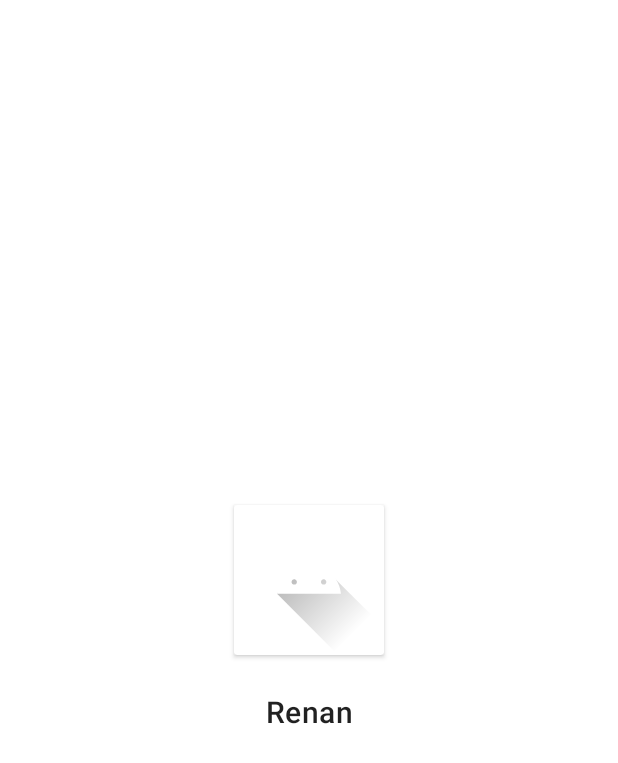
After one commit to Rnnfranca/mais-barato-app, an Android app: the layout header_navigation_drawer.xml on its own in the app's theme, with its tools: preview values and no code run, on a phone screen of 412 x 824 dp. The commit adds this screen. Shown: the top 763 px of the screen. Run offline under Robolectric (Android 15) with nearby library versions, the phone set to English and light mode, and no system bars.

Commit message:
configuração navigation drawer

```diff
--- /dev/null
+++ b/app/src/main/res/drawable/ic_exit.xml
@@ -0,0 +1,5 @@
+<vector android:autoMirrored="true" android:height="24dp"
+    android:tint="#616161" android:viewportHeight="24"
+    android:viewportWidth="24" android:width="24dp" xmlns:android="http://schemas.android.com/apk/res/android">
+    <path android:fillColor="@android:color/white" android:pathData="M10.09,15.59L11.5,17l5,-5 -5,-5 -1.41,1.41L12.67,11H3v2h9.67l-2.58,2.59zM19,3H5c-1.11,0 -2,0.9 -2,2v4h2V5h14v14H5v-4H3v4c0,1.1 0.89,2 2,2h14c1.1,0 2,-0.9 2,-2V5c0,-1.1 -0.9,-2 -2,-2z"/>
+</vector>
--- /dev/null
+++ b/app/src/main/res/drawable/ic_favorite_filled.xml
@@ -0,0 +1,5 @@
+<vector android:height="24dp" android:tint="#616161"
+    android:viewportHeight="24" android:viewportWidth="24"
+    android:width="24dp" xmlns:android="http://schemas.android.com/apk/res/android">
+    <path android:fillColor="@android:color/white" android:pathData="M12,21.35l-1.45,-1.32C5.4,15.36 2,12.28 2,8.5 2,5.42 4.42,3 7.5,3c1.74,0 3.41,0.81 4.5,2.09C13.09,3.81 14.76,3 16.5,3 19.58,3 22,5.42 22,8.5c0,3.78 -3.4,6.86 -8.55,11.54L12,21.35z"/>
+</vector>
--- /dev/null
+++ b/app/src/main/res/drawable/ic_history.xml
@@ -0,0 +1,5 @@
+<vector android:height="24dp" android:tint="#616161"
+    android:viewportHeight="24" android:viewportWidth="24"
+    android:width="24dp" xmlns:android="http://schemas.android.com/apk/res/android">
+    <path android:fillColor="@android:color/white" android:pathData="M13,3c-4.97,0 -9,4.03 -9,9L1,12l3.89,3.89 0.07,0.14L9,12L6,12c0,-3.87 3.13,-7 7,-7s7,3.13 7,7 -3.13,7 -7,7c-1.93,0 -3.68,-0.79 -4.94,-2.06l-1.42,1.42C8.27,19.99 10.51,21 13,21c4.97,0 9,-4.03 9,-9s-4.03,-9 -9,-9zM12,8v5l4.28,2.54 0.72,-1.21 -3.5,-2.08L13.5,8L12,8z"/>
+</vector>
--- /dev/null
+++ b/app/src/main/res/drawable/ic_mail.xml
@@ -0,0 +1,5 @@
+<vector android:height="24dp" android:tint="#616161"
+    android:viewportHeight="24" android:viewportWidth="24"
+    android:width="24dp" xmlns:android="http://schemas.android.com/apk/res/android">
+    <path android:fillColor="@android:color/white" android:pathData="M20,4L4,4c-1.1,0 -1.99,0.9 -1.99,2L2,18c0,1.1 0.9,2 2,2h16c1.1,0 2,-0.9 2,-2L22,6c0,-1.1 -0.9,-2 -2,-2zM20,8l-8,5 -8,-5L4,6l8,5 8,-5v2z"/>
+</vector>
--- /dev/null
+++ b/app/src/main/res/drawable/ic_notifications.xml
@@ -0,0 +1,5 @@
+<vector android:height="24dp" android:tint="#616161"
+    android:viewportHeight="24" android:viewportWidth="24"
+    android:width="24dp" xmlns:android="http://schemas.android.com/apk/res/android">
+    <path android:fillColor="@android:color/white" android:pathData="M12,22c1.1,0 2,-0.9 2,-2h-4c0,1.1 0.89,2 2,2zM18,16v-5c0,-3.07 -1.64,-5.64 -4.5,-6.32L13.5,4c0,-0.83 -0.67,-1.5 -1.5,-1.5s-1.5,0.67 -1.5,1.5v0.68C7.63,5.36 6,7.92 6,11v5l-2,2v1h16v-1l-2,-2z"/>
+</vector>
--- /dev/null
+++ b/app/src/main/res/layout/header_navigation_drawer.xml
@@ -0,0 +1,40 @@
+<?xml version="1.0" encoding="utf-8"?>
+<androidx.constraintlayout.widget.ConstraintLayout xmlns:android="http://schemas.android.com/apk/res/android"
+    android:layout_width="match_parent"
+    android:layout_height="match_parent"
+    android:padding="18dp"
+    xmlns:app="http://schemas.android.com/apk/res-auto">
+
+    <androidx.cardview.widget.CardView
+        android:id="@+id/card_view_imagem"
+        android:layout_width="100dp"
+        android:layout_height="100dp"
+        app:layout_constraintVertical_chainStyle="packed"
+        app:layout_constraintTop_toTopOf="parent"
+        app:layout_constraintStart_toStartOf="parent"
+        app:layout_constraintEnd_toEndOf="parent"
+        app:layout_constraintBottom_toTopOf="@id/nome_usuario">
+
+            <ImageView
+                android:layout_width="match_parent"
+                android:layout_height="match_parent"
+                android:src="@drawable/ic_launcher_foreground"/>
+    </androidx.cardview.widget.CardView>
+
+    <TextView
+        android:id="@+id/nome_usuario"
+        android:layout_width="wrap_content"
+        android:layout_height="wrap_content"
+        android:layout_marginTop="24dp"
+        android:layout_marginStart="24dp"
+        android:layout_marginEnd="24dp"
+        android:textAppearance="?attr/textAppearanceHeadline6"
+        android:text="Renan"
+        app:layout_constraintVertical_chainStyle="packed"
+        app:layout_constraintStart_toStartOf="@id/card_view_imagem"
+        app:layout_constraintEnd_toEndOf="@id/card_view_imagem"
+        app:layout_constraintTop_toBottomOf="@id/card_view_imagem"
+        app:layout_constraintBottom_toBottomOf="parent"/>
+
+
+</androidx.constraintlayout.widget.ConstraintLayout>
--- a/app/src/main/res/values/strings.xml
+++ b/app/src/main/res/values/strings.xml
@@ -6,4 +6,9 @@
     <string name="entrar">ENTRAR</string>
     <string name="esqueci_a_senha">Esqueci a senha</string>
     <string name="criar_conta">Criar conta</string>
+    <string name="favoritos">Favoritos</string>
+    <string name="notifica_es">Notificações</string>
+    <string name="hist_rico">Histórico</string>
+    <string name="fale_conosco">Fale conosco</string>
+    <string name="sair">Sair</string>
 </resources>
```
Also changed, not shown: app/src/main/java/com/example/maisbarato/MainActivity.kt (+21 -17 lines), app/src/main/java/com/example/maisbarato/util/Constants.kt (+10 -0 lines), app/src/main/res/layout/activity_main.xml (+29 -22 lines), app/src/main/res/menu/navigation_drawer.xml (added, +38 -0 lines), 2 other files.
